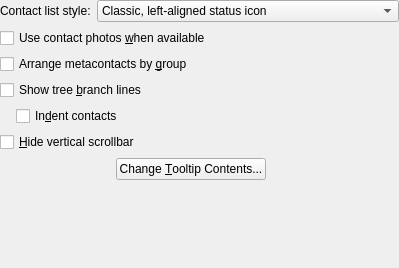
KDE/kopete, file kopete/config/appearance/appearanceconfig_contactlist.ui: the form before one commit.
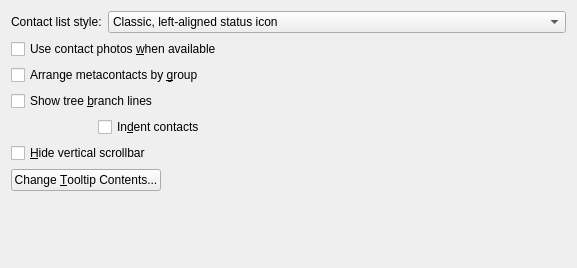
The form after the commit.

```diff
--- a/kopete/config/appearance/appearanceconfig_contactlist.ui
+++ b/kopete/config/appearance/appearanceconfig_contactlist.ui
@@ -5,19 +5,16 @@
    <rect>
     <x>0</x>
     <y>0</y>
-    <width>399</width>
+    <width>577</width>
     <height>268</height>
    </rect>
   </property>
   <property name="windowTitle" >
    <string>Contact List Appearance</string>
   </property>
-  <layout class="QVBoxLayout" >
-   <property name="margin" >
-    <number>0</number>
-   </property>
-   <item>
-    <layout class="QHBoxLayout" >
+  <layout class="QGridLayout" name="gridLayout" >
+   <item row="0" column="0" colspan="3" >
+    <layout class="QHBoxLayout" name="horizontalLayout" >
      <item>
       <widget class="QLabel" name="label" >
        <property name="text" >
@@ -52,7 +49,7 @@
      </item>
     </layout>
    </item>
-   <item>
+   <item row="1" column="0" colspan="3" >
     <widget class="QCheckBox" name="kcfg_contactListIconMode" >
      <property name="sizePolicy" >
       <sizepolicy vsizetype="Fixed" hsizetype="Preferred" >
@@ -65,7 +62,7 @@
      </property>
     </widget>
    </item>
-   <item>
+   <item row="2" column="0" colspan="3" >
     <widget class="QCheckBox" name="kcfg_groupContactByGroup" >
      <property name="sizePolicy" >
       <sizepolicy vsizetype="Fixed" hsizetype="Preferred" >
@@ -78,7 +75,7 @@
      </property>
     </widget>
    </item>
-   <item>
+   <item row="3" column="0" colspan="3" >
     <widget class="QCheckBox" name="kcfg_contactListTreeView" >
      <property name="sizePolicy" >
       <sizepolicy vsizetype="Fixed" hsizetype="Preferred" >
@@ -91,15 +88,7 @@
      </property>
     </widget>
    </item>
-   <item>
-    <layout class="QHBoxLayout" >
-     <property name="spacing" >
-      <number>6</number>
-     </property>
-     <property name="margin" >
-      <number>0</number>
-     </property>
-     <item>
+   <item row="4" column="0" >
       <spacer>
        <property name="orientation" >
         <enum>Qt::Horizontal</enum>
@@ -115,7 +104,7 @@
        </property>
       </spacer>
      </item>
-     <item>
+   <item row="4" column="1" colspan="2" >
       <widget class="QCheckBox" name="kcfg_contactListIndentContact" >
        <property name="enabled" >
         <bool>true</bool>
@@ -131,9 +120,7 @@
        </property>
       </widget>
      </item>
-    </layout>
-   </item>
-   <item>
+   <item row="5" column="0" colspan="2" >
     <widget class="QCheckBox" name="kcfg_contactListHideVerticalScrollBar" >
      <property name="sizePolicy" >
       <sizepolicy vsizetype="Fixed" hsizetype="Preferred" >
@@ -149,9 +136,7 @@
      </property>
     </widget>
    </item>
-   <item>
-    <layout class="QHBoxLayout" >
-     <item>
+   <item row="6" column="0" colspan="2" >
       <widget class="QPushButton" name="mEditTooltips" >
        <property name="sizePolicy" >
         <sizepolicy vsizetype="Fixed" hsizetype="Maximum" >
@@ -164,7 +149,7 @@
        </property>
       </widget>
      </item>
-     <item>
+   <item row="6" column="2" >
       <spacer>
        <property name="orientation" >
         <enum>Qt::Horizontal</enum>
@@ -180,9 +165,7 @@
        </property>
       </spacer>
      </item>
-    </layout>
-   </item>
-   <item>
+   <item row="7" column="2" >
     <spacer>
      <property name="orientation" >
       <enum>Qt::Vertical</enum>
```
Lines whose indentation alone changed are shown as unchanged.
